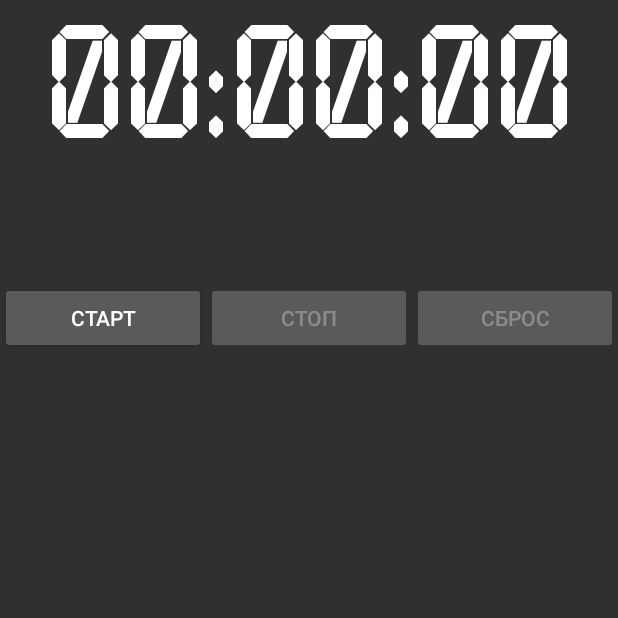
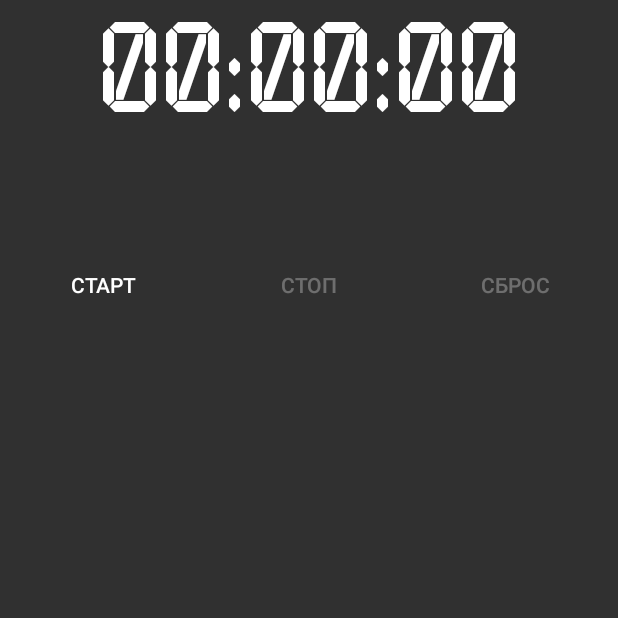
Before and after one commit to nyakuba/PTime, an Android app: the ChronoActivity screen opened directly, with no data from a screen before it, on a phone screen of 412 x 824 dp, the top half of it. Run offline under Robolectric (Android 15) with nearby library versions, the phone set to English and light mode, and no system bars.

```diff
--- a/app/src/main/java/ru/spbstu/ptime/MyTimePicker.java
+++ b/app/src/main/java/ru/spbstu/ptime/MyTimePicker.java
@@ -54,8 +54,6 @@ public class MyTimePicker extends FrameLayout {
     private int mCurrentHour = 0; // 0-23
     private int mCurrentMinute = 0; // 0-59
     private int mCurrentSeconds = 0; // 0-59
-    private boolean mIs24HourView = false;
-    private boolean mIsAm;
 
     // ui components
     private final NumberPicker mHourPicker;
@@ -171,7 +169,7 @@ public class MyTimePicker extends FrameLayout {
     /**
      * Used to save / restore state of time picker
      */
-    private static class SavedState extends BaseSavedState {
+    /*private static class SavedState extends BaseSavedState {
 
         private final int mHour;
         private final int mMinute;
@@ -227,7 +225,7 @@ public class MyTimePicker extends FrameLayout {
         super.onRestoreInstanceState(ss.getSuperState());
         setCurrentHour(ss.getHour());
         setCurrentMinute(ss.getMinute());
-    }
+    }*/
 
     /**
      * Set the callback that indicates the time has been adjusted by the user.
--- a/app/src/main/res/layout/activity_chrono.xml
+++ b/app/src/main/res/layout/activity_chrono.xml
@@ -21,7 +21,8 @@
             android:layout_height="wrap_content"
             android:id="@+id/btnStart"
             android:layout_weight="1"
-            android:onClick="onStartClick" />
+            android:onClick="onStartClick"
+            style="@style/Widget.AppCompat.Button.Borderless" />
 
         <Button
             android:text="@string/stop"
@@ -29,7 +30,8 @@
             android:layout_height="wrap_content"
             android:id="@+id/btnStop"
             android:layout_weight="1"
-            android:onClick="onStopClick" />
+            android:onClick="onStopClick"
+            style="@style/Widget.AppCompat.Button.Borderless" />
 
         <Button
             android:text="@string/reset"
@@ -37,7 +39,8 @@
             android:layout_height="wrap_content"
             android:id="@+id/btnReset"
             android:layout_weight="1"
-            android:onClick="onResetClick" />
+            android:onClick="onResetClick"
+            style="@style/Widget.AppCompat.Button.Borderless" />
     </LinearLayout>
 
     <Chronometer
@@ -49,6 +52,6 @@
         android:layout_centerHorizontal="true"
         android:layout_marginTop="5dp"
         android:textAlignment="center"
-        android:textSize="100sp" />
+        android:textSize="80sp" />
 
 </RelativeLayout>
```
Also changed, not shown: app/src/main/java/ru/spbstu/ptime/MyTimePickerDialog.java (+6 -17 lines), app/src/main/java/ru/spbstu/ptime/TimerActivity.java (+42 -12 lines).
